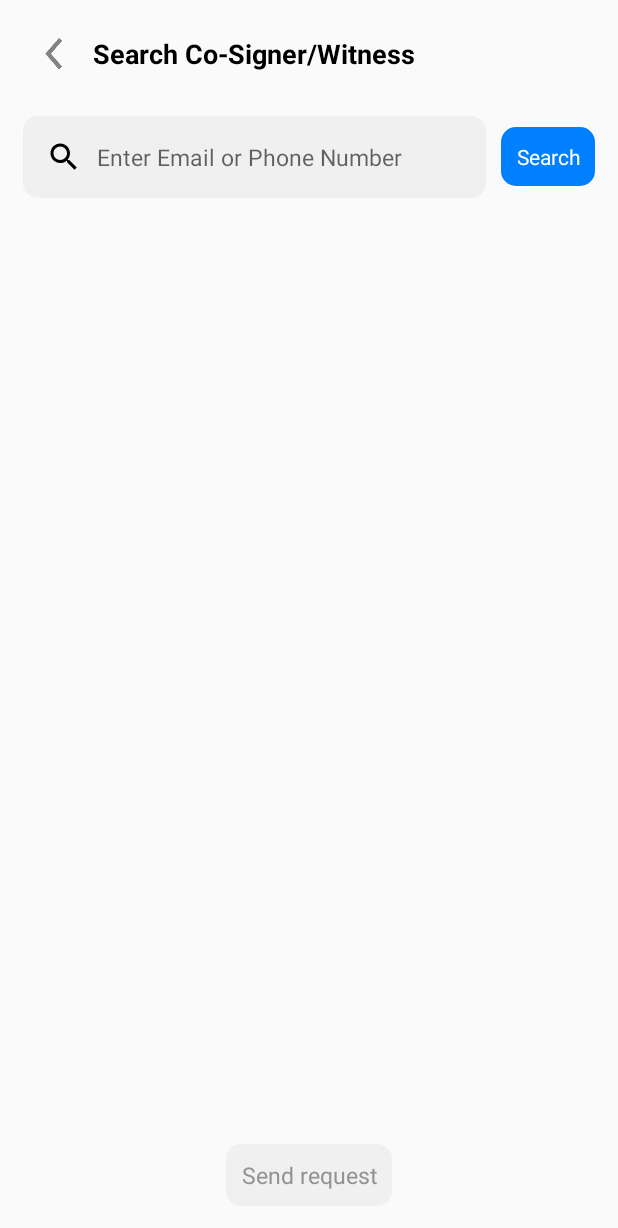
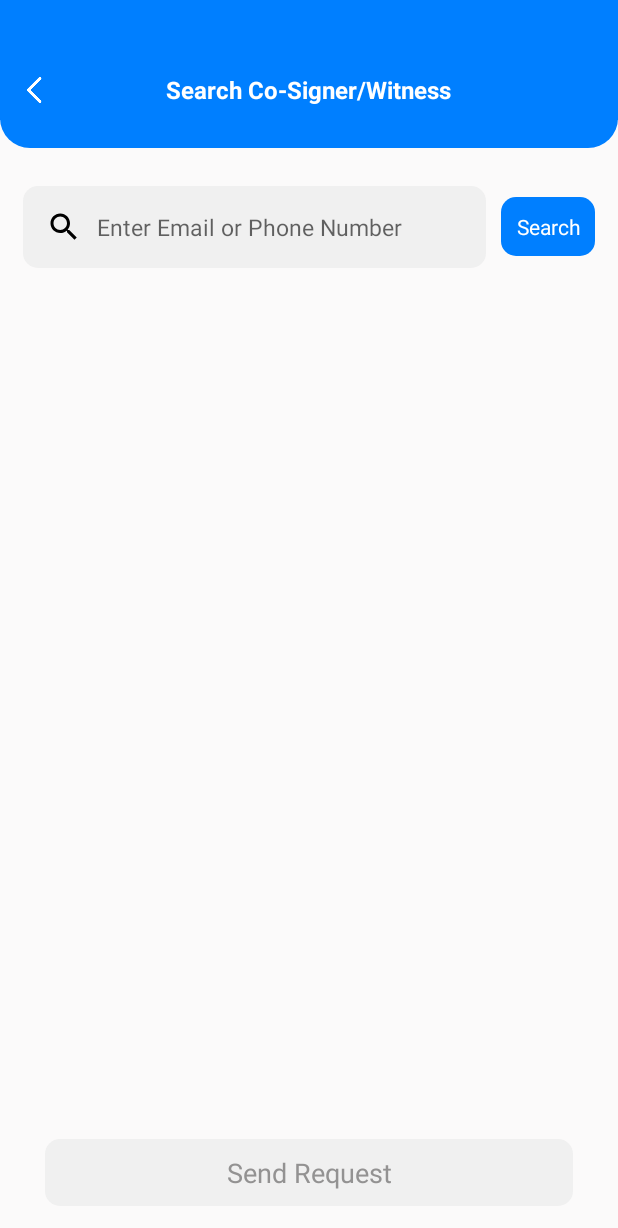
Before and after one commit to techrevgit/TechrevVideoCall, an Android app: the AddCoSignerActivity screen opened directly, with no data from a screen before it, on a phone screen of 412 x 824 dp. Shown: the top 1228 px of the screen. Run offline under Robolectric (Android 15) with nearby library versions, the phone set to English and light mode, and no system bars; pictures from the network do not load; 4 statements that could not run were skipped.

Commit message:
New version v4.0.6 release

```diff
--- a/analytics/build.gradle
+++ b/analytics/build.gradle
@@ -76,7 +76,7 @@ afterEvaluate {
 
                 groupId = 'com.github.techrevgit'
                 artifactId = 'techrev-videocall'
-                version = '4.0.5'
+                version = '4.0.6'
 
             }
         }
--- a/analytics/src/main/java/com/techrev/videocall/ui/cosigner/AddCoSignerActivity.java
+++ b/analytics/src/main/java/com/techrev/videocall/ui/cosigner/AddCoSignerActivity.java
@@ -16,6 +16,7 @@ import android.text.TextUtils;
 import android.util.Log;
 import android.view.View;
 import android.view.Window;
+import android.view.WindowManager;
 import android.view.inputmethod.InputMethodManager;
 import android.widget.EditText;
 import android.widget.ImageView;
@@ -108,6 +109,16 @@ public class AddCoSignerActivity extends Activity {
             manager.registerDefaultNetworkCallback(networkCallback);
         }
         requestWindowFeature(Window.FEATURE_NO_TITLE);
+        /*Added By Ruepsh*/
+        Window window = getWindow();
+        window.addFlags(WindowManager.LayoutParams.FLAG_SHOW_WHEN_LOCKED
+                | WindowManager.LayoutParams.FLAG_TURN_SCREEN_ON
+                | WindowManager.LayoutParams.FLAG_KEEP_SCREEN_ON);
+        getWindow().addFlags(WindowManager.LayoutParams.FLAG_DRAWS_SYSTEM_BAR_BACKGROUNDS);
+        getWindow().clearFlags(WindowManager.LayoutParams.FLAG_TRANSLUCENT_STATUS);
+        getWindow().getDecorView().setSystemUiVisibility(View.SYSTEM_UI_FLAG_LAYOUT_FULLSCREEN);
+        getWindow().setStatusBarColor(Color.TRANSPARENT);
+        /*Added By Ruepsh*/
         setContentView(R.layout.activity_add_cosigner);
         if (getIntent() != null){
             authToken = getIntent().getStringExtra("AUTHORIZATION_TOKEN");
--- a/analytics/src/main/java/com/techrev/videocall/ui/internet/NoInternetActivity.java
+++ b/analytics/src/main/java/com/techrev/videocall/ui/internet/NoInternetActivity.java
@@ -49,7 +49,6 @@ public class NoInternetActivity extends Activity {
         getWindow().clearFlags(WindowManager.LayoutParams.FLAG_TRANSLUCENT_STATUS);
         getWindow().getDecorView().setSystemUiVisibility(View.SYSTEM_UI_FLAG_LAYOUT_FULLSCREEN);
         getWindow().setStatusBarColor(Color.TRANSPARENT);
-
         /*Added By Ruepsh*/
         setContentView(R.layout.activity_no_internet);
         activity=this;
--- a/analytics/src/main/res/layout/activity_add_cosigner.xml
+++ b/analytics/src/main/res/layout/activity_add_cosigner.xml
@@ -7,35 +7,81 @@
     android:background="#25FAF7F7"
     android:gravity="center_horizontal"
     android:orientation="vertical"
-    android:padding="10dp">
+    >
 
     <LinearLayout
+        android:id="@+id/header_section"
         android:layout_width="match_parent"
         android:layout_height="wrap_content"
-        android:gravity="center"
+        android:orientation="vertical"
+        android:elevation="2dp"
+        >
+
+        <LinearLayout
+            android:id="@+id/toolbar"
+            android:layout_width="match_parent"
+            android:layout_height="80dp"
+            android:paddingTop="40dp"
+            android:background="@drawable/rectangle_ornaments"
+            app:layout_constraintEnd_toEndOf="parent"
+            app:layout_constraintStart_toStartOf="parent"
+            app:layout_constraintTop_toTopOf="parent">
+
+            <RelativeLayout
+                android:id="@+id/rlHeader"
+                android:layout_width="fill_parent"
+                android:layout_height="match_parent"
+                android:layout_alignParentLeft="true"
+                android:layout_alignParentStart="true"
+                android:layout_alignParentTop="true"
+                android:layout_gravity="center"
+                android:elevation="1dp"
                 android:orientation="horizontal">
 
                 <ImageView
                     android:id="@+id/ivBack"
+                    android:layout_width="25dp"
+                    android:layout_height="25dp"
+                    android:layout_alignParentStart="true"
+                    android:layout_centerInParent="true"
+                    android:layout_gravity="start"
+                    android:layout_marginStart="10dp"
+                    android:src="@drawable/ic_back"
+                    android:tint="@color/white"
+                    android:visibility="visible" />
+
+                <TextView
+                    android:id="@+id/lmdlogo"
                     android:layout_width="wrap_content"
                     android:layout_height="wrap_content"
-            android:padding="10dp"
-            android:src="@drawable/ic_action_previous_item"
-            app:tint="#000000" />
-
-        <TextView
-            android:layout_width="wrap_content"
-            android:layout_height="wrap_content"
-            android:layout_weight="1"
-            android:gravity="left"
+                    android:layout_centerInParent="true"
+                    android:layout_marginLeft="10dp"
                     android:text="Search Co-Signer/Witness"
-            android:textColor="#000000"
-            android:textSize="18sp"
+                    android:textColor="@android:color/white"
+                    android:textSize="16dp"
                     android:textStyle="bold" />
 
+            </RelativeLayout>
 
         </LinearLayout>
 
+        <RelativeLayout
+            android:id="@+id/custom_rounded_view"
+            android:layout_width="match_parent"
+            android:layout_height="20dp"
+            android:layout_marginTop="-1dp"
+            android:layout_below="@id/toolbar"
+            android:background="@drawable/rounded_corners_view"
+            />
+
+    </LinearLayout>
+
+    <LinearLayout
+        android:layout_width="match_parent"
+        android:layout_height="match_parent"
+        android:orientation="vertical"
+        android:padding="10dp"
+        >
 
         <LinearLayout
             android:layout_width="match_parent"
@@ -88,6 +134,7 @@
             android:layout_width="match_parent"
             android:layout_height="wrap_content"
             android:layout_marginTop="10dp"
+            android:layout_marginBottom="10dp"
             android:layout_weight="1">
 
             <androidx.recyclerview.widget.RecyclerView
@@ -121,18 +168,22 @@
 
         <TextView
             android:id="@+id/tvBtnAdd"
-        android:layout_width="wrap_content"
+            android:layout_width="match_parent"
             android:layout_height="wrap_content"
             android:background="@drawable/bg_search_box"
             android:gravity="center"
             android:padding="10dp"
             android:enabled="false"
-        android:text="Send request"
+            android:text="Send Request"
             android:textColor="#939292"
-        android:textSize="15sp"
+            android:textSize="18sp"
             android:layout_marginTop="10dp"
+            android:layout_marginLeft="20dp"
+            android:layout_marginRight="20dp"
             android:layout_marginBottom="10dp"
             />
 
+    </LinearLayout>
+
 
 </LinearLayout>
```
Lines whose indentation alone changed are shown as unchanged.
